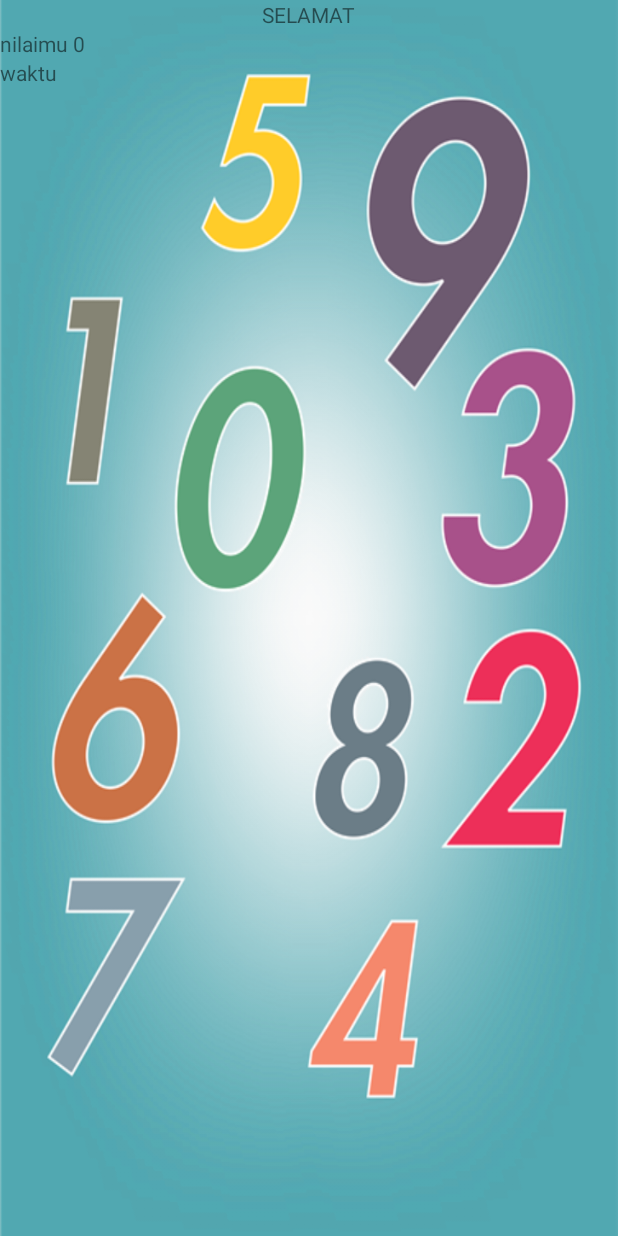
After one commit to ericsath/Belmat, an Android app: the Hasil screen opened directly, with no data from a screen before it, on a phone screen of 412 x 824 dp. The commit adds this screen. Run offline under Robolectric (Android 15) with nearby library versions, the phone set to English and light mode, and no system bars; 2 statements that could not run were skipped.

Commit message:
almost done

```diff
--- /dev/null
+++ b/app/src/main/java/com/example/erics/belmat/Hasil.java
@@ -0,0 +1,26 @@
+package com.example.erics.belmat;
+
+import android.content.Intent;
+import android.support.v7.app.AppCompatActivity;
+import android.os.Bundle;
+import android.widget.TextView;
+import android.widget.Toast;
+
+public class Hasil extends AppCompatActivity {
+    private TextView hasil,waktu1;
+
+    @Override
+    protected void onCreate(Bundle savedInstanceState) {
+        super.onCreate(savedInstanceState);
+        setContentView(R.layout.activity_hasil);
+
+        hasil = (TextView) findViewById(R.id.hasil);
+        waktu1 = (TextView) findViewById(R.id.waktunya);
+        Bundle bundle = getIntent().getExtras();
+        int score = bundle.getInt("skormu",0);
+        String waktu = bundle.getString("waktumu","");
+
+        hasil.setText(score+"");
+        waktu1.setText(waktu);
+    }
+}
--- /dev/null
+++ b/app/src/main/res/layout/activity_hasil.xml
@@ -0,0 +1,47 @@
+<?xml version="1.0" encoding="utf-8"?>
+<android.support.constraint.ConstraintLayout xmlns:android="http://schemas.android.com/apk/res/android"
+    xmlns:app="http://schemas.android.com/apk/res-auto"
+    xmlns:tools="http://schemas.android.com/tools"
+    android:layout_width="match_parent"
+    android:layout_height="match_parent"
+    tools:context=".Hasil"
+    android:background="@drawable/background">
+    <TextView
+        android:id="@+id/selamat"
+        android:layout_width="wrap_content"
+        android:layout_height="wrap_content"
+        android:text="SELAMAT"
+        app:layout_constraintLeft_toLeftOf="parent"
+        app:layout_constraintRight_toRightOf="parent"
+        />
+
+    <TextView
+        android:layout_width="wrap_content"
+        android:layout_height="wrap_content"
+        android:text="nilaimu "
+        app:layout_constraintTop_toBottomOf="@+id/selamat"
+        android:id="@+id/nilai"
+        />
+    <TextView
+        android:layout_width="wrap_content"
+        android:layout_height="wrap_content"
+        android:text=" adalah"
+        app:layout_constraintLeft_toRightOf="@+id/nilai"
+        app:layout_constraintTop_toBottomOf="@+id/selamat"
+        android:id="@+id/hasil"/>
+    <TextView
+        android:layout_width="wrap_content"
+        android:layout_height="wrap_content"
+        android:text="waktu   "
+        app:layout_constraintTop_toBottomOf="@+id/nilai"
+        android:id="@+id/waktu"
+        />
+    <TextView
+        android:layout_width="wrap_content"
+        android:layout_height="wrap_content"
+        android:text=" adalah"
+        app:layout_constraintLeft_toRightOf="@+id/nilai"
+        app:layout_constraintTop_toBottomOf="@+id/hasil"
+        android:id="@+id/waktunya"/>
+
+</android.support.constraint.ConstraintLayout>
```
Also changed, not shown: app/src/main/AndroidManifest.xml (+4 -3 lines), app/src/main/java/com/example/erics/belmat/GesturePerformListener.java (+73 -58 lines), app/src/main/java/com/example/erics/belmat/Op_Plus.java (+102 -83 lines), app/src/main/java/com/example/erics/belmat/helper/Utils.java (added, +20 -0 lines), app/src/main/res/layout/activity_op__plus.xml (+3 -10 lines).
